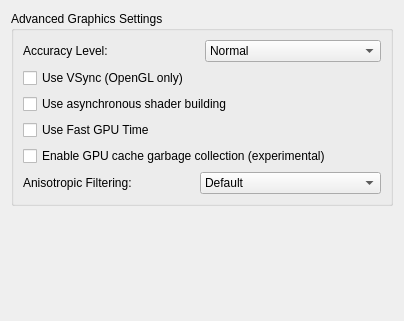
QuantumGhost/yuzu, file src/yuzu/configuration/configure_graphics_advanced.ui: the form before one commit.
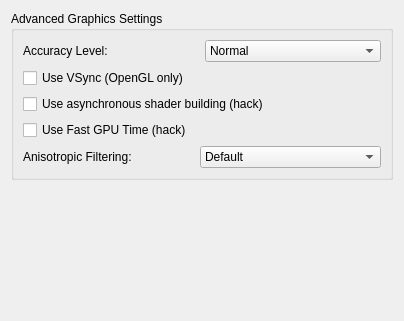
The form after the commit.

What changed in the file:
```diff
--- a/src/yuzu/configuration/configure_graphics_advanced.ui
+++ b/src/yuzu/configuration/configure_graphics_advanced.ui
@@ -82,24 +82,17 @@
            <string>Enables asynchronous shader compilation, which may reduce shader stutter. This feature is experimental.</string>
           </property>
           <property name="text">
-           <string>Use asynchronous shader building</string>
+           <string>Use asynchronous shader building (hack)</string>
           </property>
          </widget>
         </item>
         <item>
          <widget class="QCheckBox" name="use_fast_gpu_time">
-          <property name="text">
-           <string>Use Fast GPU Time</string>
-          </property>
-         </widget>
-        </item>
-        <item>
-         <widget class="QCheckBox" name="use_caches_gc">
           <property name="toolTip">
            <string>Enables garbage collection for the GPU caches, this will try to keep VRAM within 3-4 GB by flushing the least used textures/buffers. May cause issues in a few games.</string>
           </property>
           <property name="text">
-           <string>Enable GPU cache garbage collection (experimental)</string>
+           <string>Use Fast GPU Time (hack)</string>
           </property>
          </widget>
         </item>
```
Left out of the diff: 2 changed lines with no effect on the pictures.
